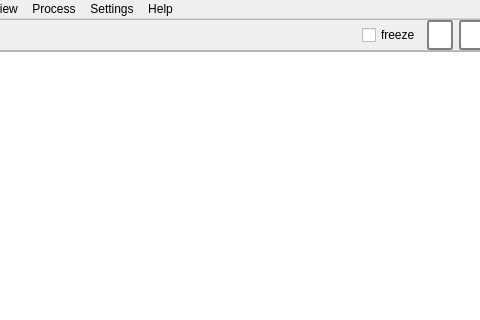
Above: ui/main.ui from halfbrained/procexp before the change; both pictures show x 108 to 588 and y 0 to 320 of the 750 by 500 pixel window. Below: the same form after it.
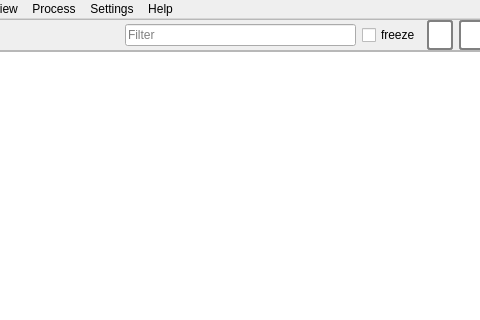
That is the form after the change. Custom widgets are drawn as their Qt base class.

Patch:
```diff
--- a/ui/main.ui
+++ b/ui/main.ui
@@ -54,6 +54,15 @@
        </item>
        
        
+       <item>
+        <widget class="QLineEdit" name="filter">
+         <property name="placeholderText">
+          <string>Filter</string>
+         </property>
+        </widget>
+       </item>
+       
+       
        <item>
         <widget class="QCheckBox" name="freezeCheckBox">
          <property name="text">
```
